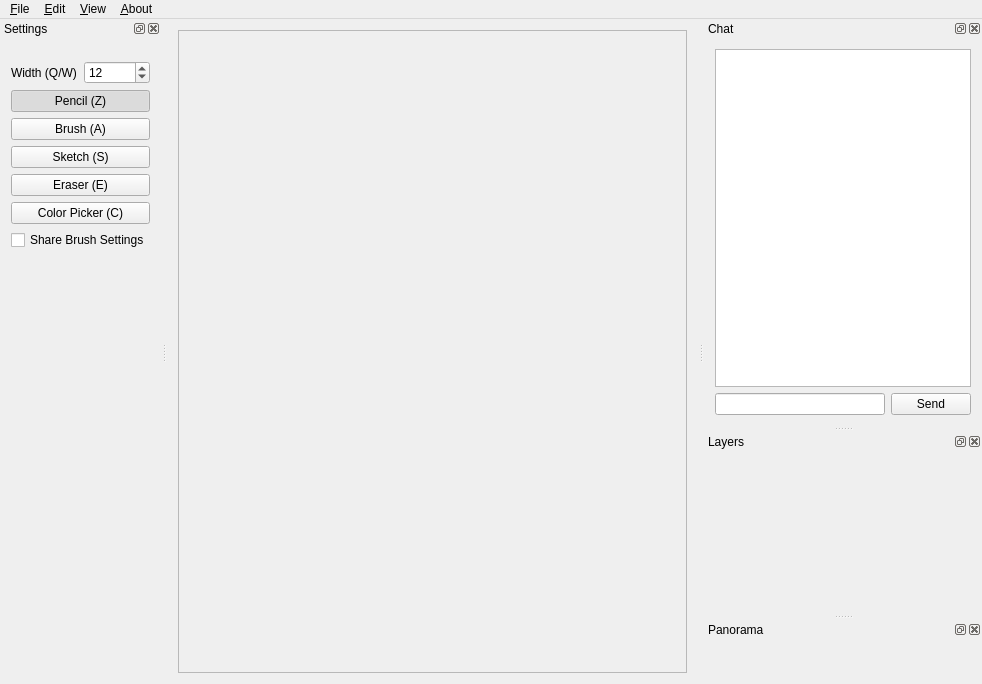
liuyanghejerry/painttyWidget, file widgets/mainwindow.ui: the form before one commit.
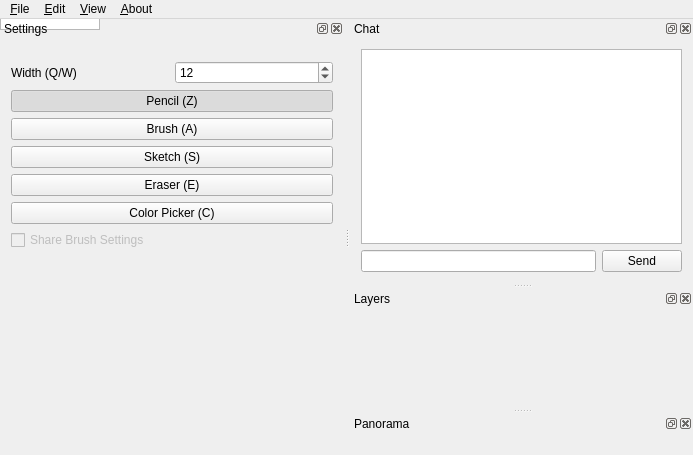
The form after the commit. Custom widgets are drawn as their Qt base class.

Commit message: fix: error of canvas scale.

Patch:
```diff
--- a/widgets/mainwindow.ui
+++ b/widgets/mainwindow.ui
@@ -6,53 +6,15 @@
    <rect>
     <x>0</x>
     <y>0</y>
-    <width>982</width>
-    <height>684</height>
+    <width>693</width>
+    <height>455</height>
    </rect>
   </property>
   <property name="windowTitle">
    <string>Mr.Paint</string>
   </property>
-  <widget class="QWidget" name="centralWidget">
-   <layout class="QVBoxLayout" name="verticalLayout_6">
-    <item>
-     <widget class="QScrollArea" name="scrollArea">
-      <property name="autoFillBackground">
-       <bool>true</bool>
-      </property>
-      <property name="widgetResizable">
-       <bool>false</bool>
-      </property>
-      <widget class="QWidget" name="scrollAreaWidgetContents">
-       <layout class="QVBoxLayout" name="verticalLayout_5">
-        <item>
-         <widget class="Canvas" name="canvas" native="true">
-          <property name="sizePolicy">
-           <sizepolicy hsizetype="Fixed" vsizetype="Fixed">
-            <horstretch>0</horstretch>
-            <verstretch>0</verstretch>
-           </sizepolicy>
-          </property>
-         </widget>
-        </item>
-        <item>
-         <spacer name="verticalSpacer">
-          <property name="orientation">
-           <enum>Qt::Vertical</enum>
-          </property>
-          <property name="sizeHint" stdset="0">
-           <size>
-            <width>20</width>
-            <height>40</height>
-           </size>
-          </property>
-         </spacer>
-        </item>
-       </layout>
-      </widget>
-     </widget>
-    </item>
-   </layout>
+  <widget class="CanvasContainer" name="centralWidget">
+   <widget class="Canvas" name="canvas" native="true"/>
   </widget>
   <widget class="QDockWidget" name="dockWidget">
    <property name="features">
@@ -200,6 +162,9 @@
      </item>
      <item>
       <widget class="QCheckBox" name="checkBox">
+       <property name="enabled">
+        <bool>false</bool>
+       </property>
        <property name="text">
         <string>Share Brush Settings</string>
        </property>
@@ -308,7 +273,7 @@
     <rect>
      <x>0</x>
      <y>0</y>
-     <width>982</width>
+     <width>693</width>
      <height>23</height>
     </rect>
    </property>
@@ -469,6 +434,11 @@
    <header>panoramawidget.h</header>
    <container>1</container>
   </customwidget>
+  <customwidget>
+   <class>CanvasContainer</class>
+   <extends>QGraphicsView</extends>
+   <header>canvascontainer.h</header>
+  </customwidget>
  </customwidgets>
  <resources/>
  <connections/>
```
Left out of the diff: 12 changed lines with no effect on the pictures. The commit also changes 11 other files.
